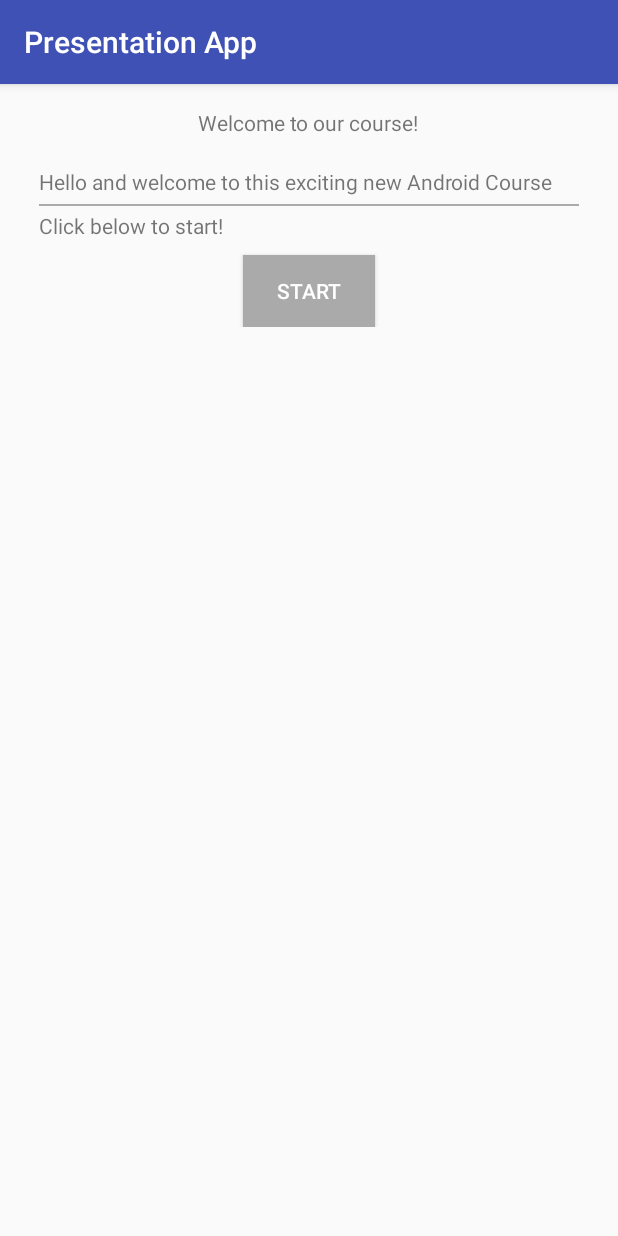
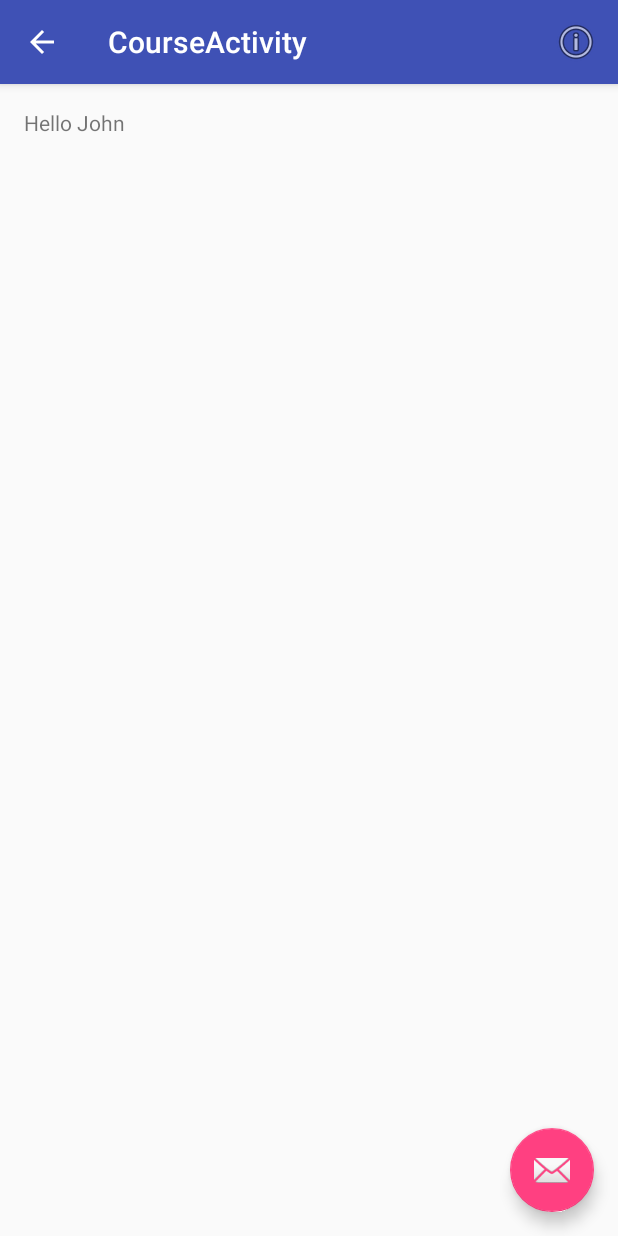
Before and after one commit to nightfly89/presentation-app, an Android app: the screen it shows after launch (MainActivity before the commit, CourseActivity after it), after a tap on "START", on a phone screen of 412 x 824 dp. Run offline under Robolectric (Android 15) with nearby library versions, the phone set to English and light mode, and no system bars.

Commit message:
Added another activity in our project, modified the toolbar to have a menu, and added data sending between the activities

```diff
--- a/PresentationApp/app/build.gradle
+++ b/PresentationApp/app/build.gradle
@@ -23,4 +23,5 @@ dependencies {
     compile fileTree(dir: 'libs', include: ['*.jar'])
     testCompile 'junit:junit:4.12'
     compile 'com.android.support:appcompat-v7:23.2.0'
+    compile 'com.android.support:design:23.2.0'
 }
--- a/PresentationApp/app/src/main/AndroidManifest.xml
+++ b/PresentationApp/app/src/main/AndroidManifest.xml
@@ -15,6 +15,15 @@
                 <category android:name="android.intent.category.LAUNCHER" />
             </intent-filter>
         </activity>
+        <activity
+            android:name=".CourseActivity"
+            android:label="@string/title_activity_course"
+            android:parentActivityName=".MainActivity"
+            android:theme="@style/AppTheme.NoActionBar">
+            <meta-data
+                android:name="android.support.PARENT_ACTIVITY"
+                android:value="com.example.course.presentationapp.MainActivity" />
+        </activity>
     </application>
 
 </manifest>
--- /dev/null
+++ b/PresentationApp/app/src/main/java/com/example/course/presentationapp/CourseActivity.java
@@ -0,0 +1,68 @@
+package com.example.course.presentationapp;
+
+import android.content.Intent;
+import android.os.Bundle;
+import android.support.design.widget.FloatingActionButton;
+import android.support.design.widget.Snackbar;
+import android.support.v4.content.ContextCompat;
+import android.support.v7.app.AppCompatActivity;
+import android.support.v7.view.menu.MenuBuilder;
+import android.support.v7.widget.Toolbar;
+import android.view.Menu;
+import android.view.MenuItem;
+import android.view.View;
+import android.widget.TextView;
+import android.widget.Toast;
+
+public class CourseActivity extends AppCompatActivity {
+
+    @Override
+    protected void onCreate(Bundle savedInstanceState) {
+        super.onCreate(savedInstanceState);
+        setContentView(R.layout.activity_course);
+
+        //We set the toolbar to our toolbar from the layout
+        Toolbar toolbar = (Toolbar) findViewById(R.id.toolbar);
+        setSupportActionBar(toolbar);
+
+        //Default button generated from the sample
+        FloatingActionButton fab = (FloatingActionButton) findViewById(R.id.fab);
+        fab.setOnClickListener(new View.OnClickListener() {
+            @Override
+            public void onClick(View view) {
+                Snackbar.make(view, "Replace with your own action", Snackbar.LENGTH_LONG)
+                        .setAction("Action", null).show();
+            }
+        });
+
+        //here we receive the intent that was sent from the main activity
+        Intent intent = getIntent();
+        //we check that we received the name key
+        if (intent.hasExtra("name")) {
+            //if we did receive it, let's say hello by adding the text in a greet and adding it to the textview
+            String helloText = "Hello " + intent.getStringExtra("name");
+            ((TextView) findViewById(R.id.tv_hello)).setText(helloText);
+        }
+
+        //here we set our toolbar to take us back to the initial main activity when we go back
+        getSupportActionBar().setDisplayHomeAsUpEnabled(true);
+    }
+
+    //used to set our toolbar's menu to the one we created in the resources
+    @Override
+    public boolean onCreateOptionsMenu(Menu menu) {
+        getMenuInflater().inflate(R.menu.menu_course, menu);
+        return true;
+    }
+
+    //used to set the behaviour when clicking on a certain item in the menu
+    @Override
+    public boolean onOptionsItemSelected(MenuItem item) {
+        if (item.getItemId() == R.id.menu_info) {
+            Toast.makeText(CourseActivity.this, "This is my Android Course", Toast.LENGTH_SHORT).show();
+            return true;
+        }
+
+        return super.onOptionsItemSelected(item);
+    }
+}
--- a/PresentationApp/app/src/main/java/com/example/course/presentationapp/MainActivity.java
+++ b/PresentationApp/app/src/main/java/com/example/course/presentationapp/MainActivity.java
@@ -1,5 +1,6 @@
 package com.example.course.presentationapp;
 
+import android.content.Intent;
 import android.support.v7.app.AppCompatActivity;
 import android.os.Bundle;
 import android.view.View;
@@ -14,10 +15,12 @@ public class MainActivity extends AppCompatActivity {
         //Here we set the layout for our activity
         setContentView(R.layout.activity_main);
 
+        //On the start button click we go to the next activity!
         findViewById(R.id.btn_start).setOnClickListener(new View.OnClickListener() {
             @Override
             public void onClick(View v) {
-                Toast.makeText(MainActivity.this, "Let's go!", Toast.LENGTH_SHORT).show();
+                //In the intent to start a new activity we add our data: the key name with your name as a value
+                startActivity(new Intent(MainActivity.this, CourseActivity.class).putExtra("name", "John"));
             }
         });
     }
--- /dev/null
+++ b/PresentationApp/app/src/main/res/layout/activity_course.xml
@@ -0,0 +1,34 @@
+<?xml version="1.0" encoding="utf-8"?>
+<android.support.design.widget.CoordinatorLayout xmlns:android="http://schemas.android.com/apk/res/android"
+    xmlns:app="http://schemas.android.com/apk/res-auto"
+    xmlns:tools="http://schemas.android.com/tools"
+    android:layout_width="match_parent"
+    android:layout_height="match_parent"
+    android:fitsSystemWindows="true"
+    tools:context="com.example.course.presentationapp.CourseActivity">
+
+    <android.support.design.widget.AppBarLayout
+        android:layout_width="match_parent"
+        android:layout_height="wrap_content"
+        android:theme="@style/AppTheme.AppBarOverlay">
+
+        <android.support.v7.widget.Toolbar
+            android:id="@+id/toolbar"
+            android:layout_width="match_parent"
+            android:layout_height="?attr/actionBarSize"
+            android:background="?attr/colorPrimary"
+            app:popupTheme="@style/AppTheme.PopupOverlay" />
+
+    </android.support.design.widget.AppBarLayout>
+
+    <include layout="@layout/content_course" />
+
+    <android.support.design.widget.FloatingActionButton
+        android:id="@+id/fab"
+        android:layout_width="wrap_content"
+        android:layout_height="wrap_content"
+        android:layout_gravity="bottom|end"
+        android:layout_margin="@dimen/fab_margin"
+        android:src="@android:drawable/ic_dialog_email" />
+
+</android.support.design.widget.CoordinatorLayout>
--- /dev/null
+++ b/PresentationApp/app/src/main/res/layout/content_course.xml
@@ -0,0 +1,20 @@
+<?xml version="1.0" encoding="utf-8"?>
+<RelativeLayout xmlns:android="http://schemas.android.com/apk/res/android"
+    xmlns:app="http://schemas.android.com/apk/res-auto"
+    xmlns:tools="http://schemas.android.com/tools"
+    android:layout_width="match_parent"
+    android:layout_height="match_parent"
+    android:paddingBottom="@dimen/activity_vertical_margin"
+    android:paddingLeft="@dimen/activity_horizontal_margin"
+    android:paddingRight="@dimen/activity_horizontal_margin"
+    android:paddingTop="@dimen/activity_vertical_margin"
+    app:layout_behavior="@string/appbar_scrolling_view_behavior"
+    tools:context="com.example.course.presentationapp.CourseActivity"
+    tools:showIn="@layout/activity_course">
+
+    <TextView
+        android:id="@+id/tv_hello"
+        android:layout_width="match_parent"
+        android:layout_height="wrap_content" />
+
+</RelativeLayout>
--- /dev/null
+++ b/PresentationApp/app/src/main/res/menu/menu_course.xml
@@ -0,0 +1,11 @@
+<?xml version="1.0" encoding="utf-8"?>
+<menu xmlns:android="http://schemas.android.com/apk/res/android"
+    xmlns:app="http://schemas.android.com/apk/res-auto">
+
+    <item
+        android:id="@+id/menu_info"
+        android:icon="@android:drawable/ic_menu_info_details"
+        android:title="Info"
+        app:showAsAction="always" />
+
+</menu>
--- /dev/null
+++ b/PresentationApp/app/src/main/res/values-v21/styles.xml
@@ -0,0 +1,9 @@
+<resources>
+
+    <style name="AppTheme.NoActionBar">
+        <item name="windowActionBar">false</item>
+        <item name="windowNoTitle">true</item>
+        <item name="android:windowDrawsSystemBarBackgrounds">true</item>
+        <item name="android:statusBarColor">@android:color/transparent</item>
+    </style>
+</resources>
--- a/PresentationApp/app/src/main/res/values/dimens.xml
+++ b/PresentationApp/app/src/main/res/values/dimens.xml
@@ -2,4 +2,5 @@
     <!-- Default screen margins, per the Android Design guidelines. -->
     <dimen name="activity_horizontal_margin">16dp</dimen>
     <dimen name="activity_vertical_margin">16dp</dimen>
+    <dimen name="fab_margin">16dp</dimen>
 </resources>
--- a/PresentationApp/app/src/main/res/values/strings.xml
+++ b/PresentationApp/app/src/main/res/values/strings.xml
@@ -1,3 +1,4 @@
 <resources>
     <string name="app_name">Presentation App</string>
+    <string name="title_activity_course">CourseActivity</string>
 </resources>
--- a/PresentationApp/app/src/main/res/values/styles.xml
+++ b/PresentationApp/app/src/main/res/values/styles.xml
@@ -8,4 +8,13 @@
         <item name="colorAccent">@color/colorAccent</item>
     </style>
 
+    <style name="AppTheme.NoActionBar">
+        <item name="windowActionBar">false</item>
+        <item name="windowNoTitle">true</item>
+    </style>
+
+    <style name="AppTheme.AppBarOverlay" parent="ThemeOverlay.AppCompat.Dark.ActionBar" />
+
+    <style name="AppTheme.PopupOverlay" parent="ThemeOverlay.AppCompat.Light" />
+
 </resources>
```
